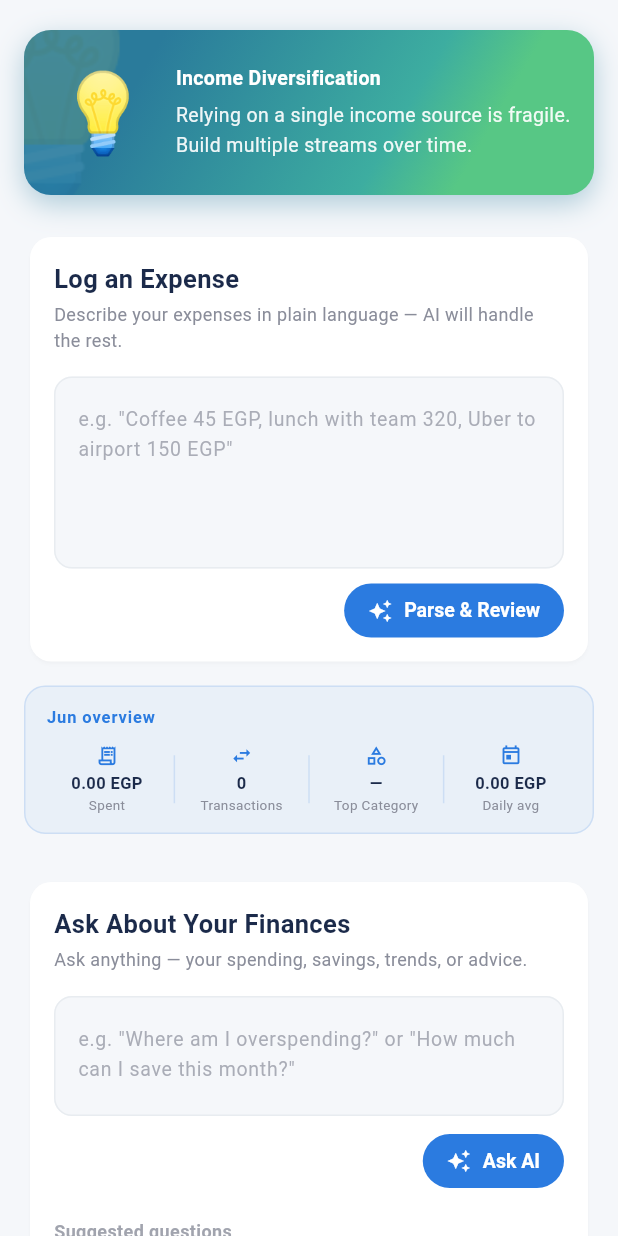
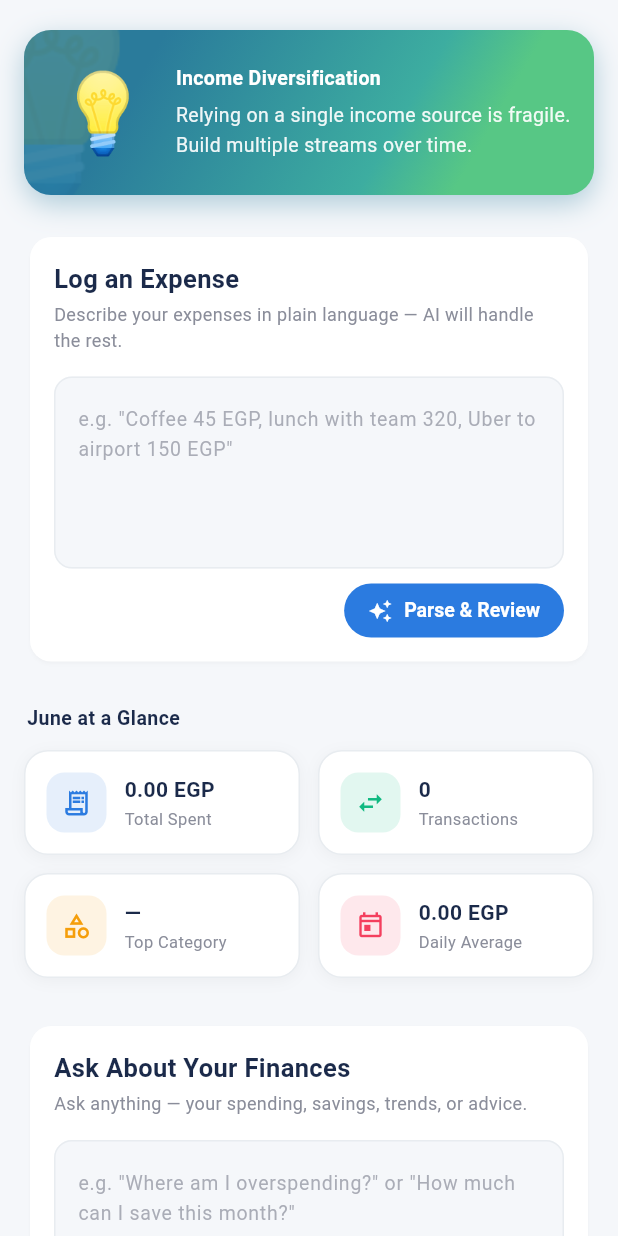
Before and after one commit to abedelraof/expensebeam.app.mobile, a Flutter app: the DashboardScreen screen opened directly, on a phone screen of 412 x 824 dp. Run offline on Flutter 3.47's test engine with Material 3 defaults, Android fonts, the phone set to English and light mode, and no system bars; our stand-ins replace dio, file_picker, fl_chart, flutter_markdown, flutter_secure_storage, shared_preferences; accounts and stored records are empty; network calls fail.

Commit message:
checkpoint: success screen, collapsed expenses, date format redesign

```diff
--- a/lib/screens/dashboard/dashboard_screen.dart
+++ b/lib/screens/dashboard/dashboard_screen.dart
@@ -177,22 +177,16 @@ class _DashboardScreenState extends State<DashboardScreen>
       }
 
       // Navigate to confirm screen
-      final added = await Navigator.push<bool>(
+      await Navigator.push<bool>(
         context,
         MaterialPageRoute(
           builder: (_) => ConfirmExpensesScreen(expenses: expenses),
         ),
       );
 
-      if (added == true) {
+      // Clear field and lock focus away from the textarea
       _expenseCtrl.clear();
-        ScaffoldMessenger.of(context).showSnackBar(
-          const SnackBar(
-            content: Text('Expenses added ✓'),
-            backgroundColor: AppTheme.success,
-          ),
-        );
-      }
+      if (mounted) FocusManager.instance.primaryFocus?.unfocus();
     } catch (e) {
       if (mounted) {
         ScaffoldMessenger.of(context).showSnackBar(
@@ -536,10 +530,10 @@ class _DashboardScreenState extends State<DashboardScreen>
             _buildTipBanner(),
             const SizedBox(height: 24),
             _buildQuickExpense(),
-            const SizedBox(height: 12),
+            const SizedBox(height: 24),
             _buildMonthlyStats(),
             if (_goalsLoading || _goals.isNotEmpty) ...[
-              const SizedBox(height: 28),
+              const SizedBox(height: 24),
               _buildGoals(),
             ],
             const SizedBox(height: 28),
@@ -635,6 +629,7 @@ class _DashboardScreenState extends State<DashboardScreen>
             controller: _expenseCtrl,
             maxLines: 4,
             minLines: 4,
+            autofocus: false,
             textInputAction: TextInputAction.newline,
             decoration: InputDecoration(
               hintText:
@@ -674,7 +669,7 @@ class _DashboardScreenState extends State<DashboardScreen>
     );
   }
 
-  // ── Monthly stats strip ───────────────────────────────────────────────
+  // ── Monthly stats grid ───────────────────────────────────────────────
   Widget _buildMonthlyStats() {
     final s        = _stats ?? {};
     final currency = s['currency']?.toString() ?? 'EGP';
@@ -682,86 +677,138 @@ class _DashboardScreenState extends State<DashboardScreen>
     final txCount  = s['transactionCount'] ?? 0;
     final topCat   = s['topCategory']?.toString() ?? '—';
     final daily    = (s['dailyAverage'] as num? ?? 0).toDouble();
-    final month    = ['Jan','Feb','Mar','Apr','May','Jun',
-                      'Jul','Aug','Sep','Oct','Nov','Dec']
+    final month    = ['January','February','March','April','May','June',
+                      'July','August','September','October','November','December']
                     [DateTime.now().month - 1];
 
+    return Column(
+      crossAxisAlignment: CrossAxisAlignment.start,
+      children: [
+        Padding(
+          padding: const EdgeInsets.only(left: 2, bottom: 12),
+          child: Text(
+            '$month at a Glance',
+            style: const TextStyle(
+              fontSize: 13,
+              fontWeight: FontWeight.w700,
+              color: AppTheme.primary,
+              letterSpacing: 0.3,
+            ),
+          ),
+        ),
+        Row(
+          children: [
+            Expanded(
+              child: _statCard(
+                icon: Icons.receipt_long_outlined,
+                iconColor: AppTheme.accent,
+                iconBg: const Color(0xFF2B7BE0),
+                value: formatCurrency(spent, currency),
+                label: 'Total Spent',
+              ),
+            ),
+            const SizedBox(width: 12),
+            Expanded(
+              child: _statCard(
+                icon: Icons.swap_horiz_outlined,
+                iconColor: AppTheme.success,
+                iconBg: AppTheme.success,
+                value: '$txCount',
+                label: 'Transactions',
+              ),
+            ),
+          ],
+        ),
+        const SizedBox(height: 12),
+        Row(
+          children: [
+            Expanded(
+              child: _statCard(
+                icon: Icons.category_outlined,
+                iconColor: AppTheme.warning,
+                iconBg: AppTheme.warning,
+                value: topCat,
+                label: 'Top Category',
+              ),
+            ),
+            const SizedBox(width: 12),
+            Expanded(
+              child: _statCard(
+                icon: Icons.today_outlined,
+                iconColor: AppTheme.danger,
+                iconBg: AppTheme.danger,
+                value: formatCurrency(daily, currency),
+                label: 'Daily Average',
+              ),
+            ),
+          ],
+        ),
+      ],
+    );
+  }
+
+  Widget _statCard({
+    required IconData icon,
+    required Color iconColor,
+    required Color iconBg,
+    required String value,
+    required String label,
+  }) {
     return Container(
-      padding: const EdgeInsets.symmetric(horizontal: 14, vertical: 12),
+      padding: const EdgeInsets.symmetric(horizontal: 14, vertical: 14),
       decoration: BoxDecoration(
-        color: AppTheme.accent.withValues(alpha: 0.06),
-        borderRadius: BorderRadius.circular(14),
-        border: Border.all(color: AppTheme.accent.withValues(alpha: 0.15)),
+        color: Theme.of(context).cardColor,
+        borderRadius: BorderRadius.circular(16),
+        border: Border.all(color: AppTheme.fieldBorder),
+        boxShadow: [
+          BoxShadow(
+            color: Colors.black.withValues(alpha: 0.04),
+            blurRadius: 8,
+            offset: const Offset(0, 2),
           ),
+        ],
+      ),
+      child: Row(
+        children: [
+          Container(
+            width: 40,
+            height: 40,
+            decoration: BoxDecoration(
+              color: iconBg.withValues(alpha: 0.12),
+              borderRadius: BorderRadius.circular(12),
+            ),
+            child: Icon(icon, size: 20, color: iconColor),
+          ),
+          const SizedBox(width: 12),
+          Expanded(
             child: Column(
               crossAxisAlignment: CrossAxisAlignment.start,
               children: [
-          // Month label
                 Text(
-            '$month overview',
+                  value,
+                  style: const TextStyle(
+                    fontSize: 14,
+                    fontWeight: FontWeight.bold,
+                    color: AppTheme.primary,
+                  ),
+                  maxLines: 1,
+                  overflow: TextOverflow.ellipsis,
+                ),
+                const SizedBox(height: 2),
+                Text(
+                  label,
                   style: const TextStyle(
                     fontSize: 11,
-              fontWeight: FontWeight.w700,
-              color: AppTheme.accent,
-              letterSpacing: 0.6,
+                    color: AppTheme.textSecondary,
                   ),
                 ),
-          const SizedBox(height: 10),
-          // Stats row
-          Row(
-            children: [
-              _statChip(Icons.receipt_long_outlined,
-                  formatCurrency(spent, currency), 'Spent'),
-              _statDivider(),
-              _statChip(Icons.swap_horiz_outlined,
-                  '$txCount', 'Transactions'),
-              _statDivider(),
-              _statChip(Icons.category_outlined, topCat, 'Top Category'),
-              _statDivider(),
-              _statChip(Icons.today_outlined,
-                  formatCurrency(daily, currency), 'Daily avg'),
               ],
+            ),
           ),
         ],
       ),
     );
   }
-
-  Widget _statChip(IconData icon, String value, String label) {
-    return Expanded(
-      child: Column(
-        children: [
-          Icon(icon, size: 15, color: AppTheme.accent),
-          const SizedBox(height: 3),
-          Text(
-            value,
-            style: const TextStyle(
-              fontSize: 11,
-              fontWeight: FontWeight.bold,
-              color: AppTheme.primary,
-            ),
-            textAlign: TextAlign.center,
-            maxLines: 1,
-            overflow: TextOverflow.ellipsis,
-          ),
-          Text(
-            label,
-            style: const TextStyle(
-              fontSize: 9,
-              color: AppTheme.textSecondary,
-            ),
-            textAlign: TextAlign.center,
-          ),
-        ],
-      ),
-    );
-  }
-
-  Widget _statDivider() => Container(
-        width: 1, height: 32,
-        color: AppTheme.accent.withValues(alpha: 0.15),
-        margin: const EdgeInsets.symmetric(horizontal: 4),
-      );
 
   // ── Section: Savings Goals ────────────────────────────────────────────
   Widget _buildGoals() {
```
Also changed, not shown: lib/screens/dashboard/confirm_expenses_screen.dart (+39 -17 lines), lib/screens/dashboard/expense_success_screen.dart (added, +415 -0 lines). Lines whose indentation alone changed are shown as unchanged.
